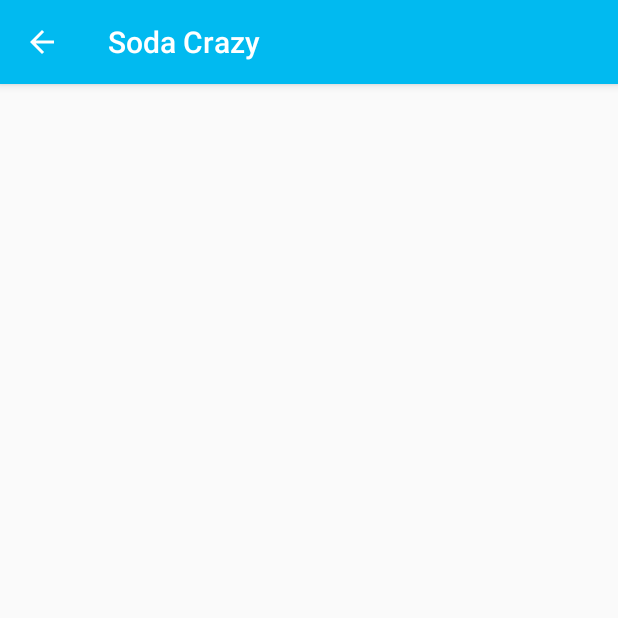
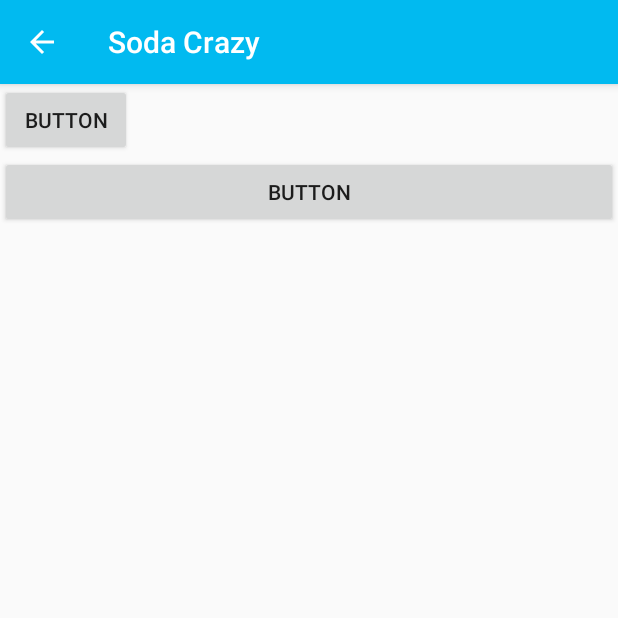
Before and after one commit to jordanburdett/SodaCrazy, an Android app: the MenuActivity screen opened directly, with no data from a screen before it, on a phone screen of 412 x 824 dp, the top half of it. Run offline under Robolectric (Android 15) with nearby library versions, the phone set to English and light mode, and no system bars.

```diff
--- a/app/src/main/res/layout/activity_main.xml
+++ b/app/src/main/res/layout/activity_main.xml
@@ -33,4 +33,5 @@
         app:layout_constraintEnd_toEndOf="parent"
         app:layout_constraintStart_toStartOf="parent"
         app:layout_constraintTop_toTopOf="parent" />
+
 </androidx.constraintlayout.widget.ConstraintLayout>
--- a/app/src/main/res/layout/activity_menu.xml
+++ b/app/src/main/res/layout/activity_menu.xml
@@ -3,4 +3,15 @@
     android:orientation="vertical" android:layout_width="match_parent"
     android:layout_height="match_parent">
 
+    <Button
+        android:id="@+id/button3"
+        android:layout_width="wrap_content"
+        android:layout_height="wrap_content"
+        android:text="Button" />
+
+    <Button
+        android:id="@+id/button4"
+        android:layout_width="match_parent"
+        android:layout_height="wrap_content"
+        android:text="Button" />
 </LinearLayout>
--- a/app/src/main/res/layout/activity_punch_card.xml
+++ b/app/src/main/res/layout/activity_punch_card.xml
@@ -32,4 +32,5 @@
         app:layout_constraintEnd_toEndOf="parent"
         app:layout_constraintStart_toStartOf="parent"
         app:layout_constraintTop_toBottomOf="@+id/textView" />
+
 </androidx.constraintlayout.widget.ConstraintLayout>
```
